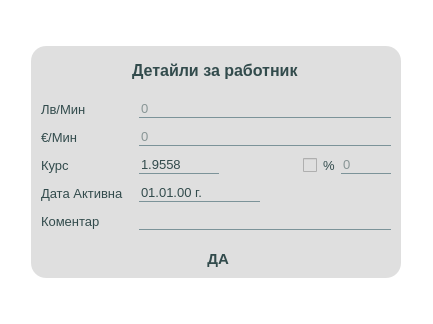
First picture: the form in app/ui/widgets/customPayPerTimeDialog.ui, repository DevilPhp/WorkSalary.v01, before the edit.
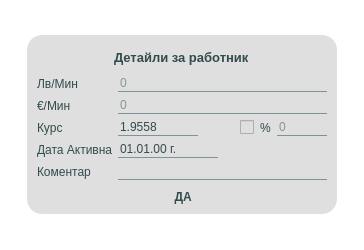
Second picture: the form after the edit. Icons and pictures are not drawn.

Patch:
```diff
--- a/app/ui/widgets/customPayPerTimeDialog.ui
+++ b/app/ui/widgets/customPayPerTimeDialog.ui
@@ -6,8 +6,8 @@
    <rect>
     <x>0</x>
     <y>0</y>
-    <width>433</width>
-    <height>324</height>
+    <width>364</width>
+    <height>250</height>
    </rect>
   </property>
   <property name="sizePolicy">
@@ -30,7 +30,7 @@
   </property>
   <property name="styleSheet">
    <string notr="true">*{
-	font: 600 11pt &quot;Segoe UI&quot;;
+	font: 600 9pt &quot;Segoe UI&quot;;
 	border: none;
 	background-color: #dfdfdf;
 	padding: 0;
@@ -50,7 +50,7 @@
 
 QLineEdit, QDateEdit{
 	border: none;
-	font-size: 10pt;
+	font-size: 9pt;
 	border-bottom: 1px solid #7c9399;
 }
 
@@ -62,8 +62,8 @@
 
 QComboBox::drop-down{
 	image: url(':/icons/app/assets/icons/Alt-Arrow-Down--Streamline-Solar-Broken.svg');
-	width: 18px;
-	height: 18px;
+	width: 16px;
+	height: 16px;
 }
 
 QComboBox:hover{
@@ -74,15 +74,15 @@
 }
 QComboBox::item:selected{
 	color: #2b2b2c;
-	font: 900 10.5pt &quot;Segoe UI&quot;;
+	font: 700 9pt &quot;Segoe UI&quot;;
 	border-radius: 0px;
 }
 QComboBox::item{
 	color: #324b4c;
-	font: 700 10pt &quot;Segoe UI&quot;;
-	height: 11px;  
+	font: 600 9pt &quot;Segoe UI&quot;;
+	height: 10px;  
 	border: 4px solid transparent;
-	padding: 0px 8px 0px 8px;
+	padding: 0px 4px 0px 4px;
 }
 
 #calStartBtn, #calLeavingBtn {
@@ -95,11 +95,11 @@
 }
 
 #widget * {
-	font-size: 10pt;
+	font-size: 9pt;
 }
 
 #dialogTitle {
-	font-size: 12pt;
+	font-size: 10pt;
 	font-weight: 700;
 }
 #yesBtn {
@@ -160,7 +160,7 @@
      </property>
      <layout class="QVBoxLayout" name="verticalLayout">
       <property name="spacing">
-       <number>10</number>
+       <number>5</number>
       </property>
       <property name="leftMargin">
        <number>10</number>
@@ -196,7 +196,7 @@
           <number>0</number>
          </property>
          <property name="bottomMargin">
-          <number>10</number>
+          <number>5</number>
          </property>
          <item>
           <widget class="QLabel" name="dialogTitle">
@@ -212,7 +212,7 @@
        <widget class="QWidget" name="widget" native="true">
         <property name="minimumSize">
          <size>
-          <width>350</width>
+          <width>290</width>
           <height>0</height>
          </size>
         </property>
@@ -234,11 +234,8 @@
          </property>
          <item>
           <layout class="QGridLayout" name="gridLayout">
-           <property name="horizontalSpacing">
-            <number>15</number>
-           </property>
-           <property name="verticalSpacing">
-            <number>10</number>
+           <property name="spacing">
+            <number>5</number>
            </property>
            <item row="5" column="0">
             <widget class="QLabel" name="label_10">
@@ -296,8 +293,8 @@
                 </property>
                 <property name="iconSize">
                  <size>
-                  <width>20</width>
-                  <height>20</height>
+                  <width>18</width>
+                  <height>18</height>
                  </size>
                 </property>
                </widget>
@@ -456,7 +453,7 @@
         <property name="font">
          <font>
           <family>Segoe UI</family>
-          <pointsize>11</pointsize>
+          <pointsize>9</pointsize>
           <italic>false</italic>
           <bold>true</bold>
          </font>
@@ -469,7 +466,7 @@
           <number>0</number>
          </property>
          <property name="topMargin">
-          <number>10</number>
+          <number>5</number>
          </property>
          <property name="rightMargin">
           <number>0</number>
@@ -482,7 +479,7 @@
            <property name="font">
             <font>
              <family>Segoe UI</family>
-             <pointsize>11</pointsize>
+             <pointsize>9</pointsize>
              <italic>false</italic>
              <bold>true</bold>
             </font>
@@ -499,8 +496,8 @@
            </property>
            <property name="iconSize">
             <size>
-             <width>32</width>
-             <height>32</height>
+             <width>22</width>
+             <height>22</height>
             </size>
            </property>
           </widget>
```
Left out of the diff: 2 changed lines with no effect on the pictures.
